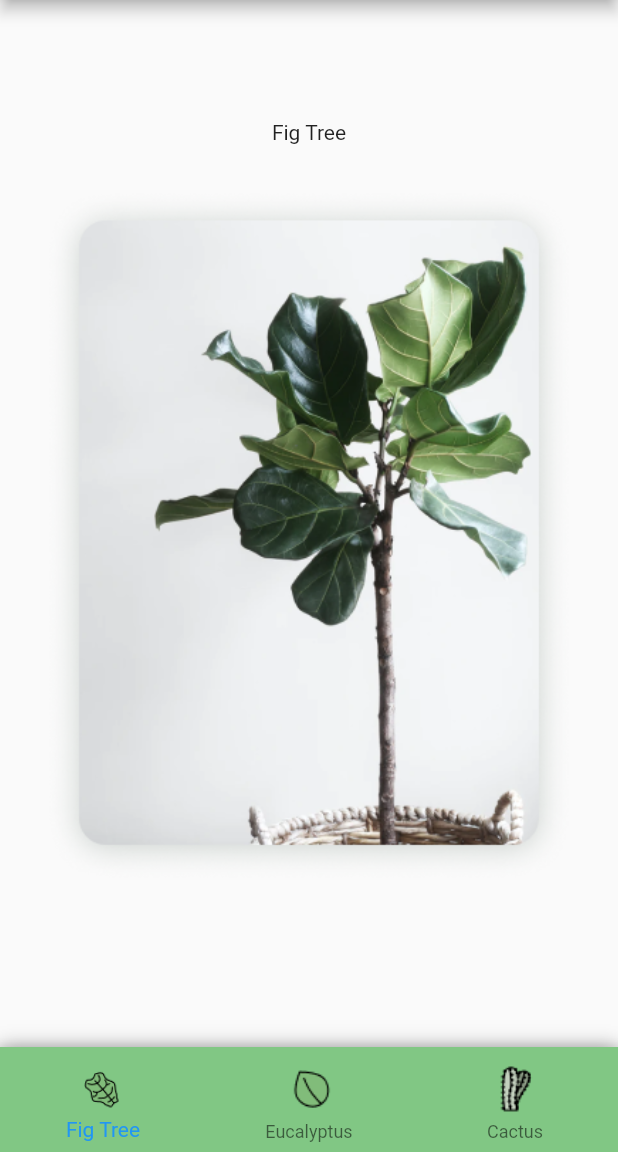
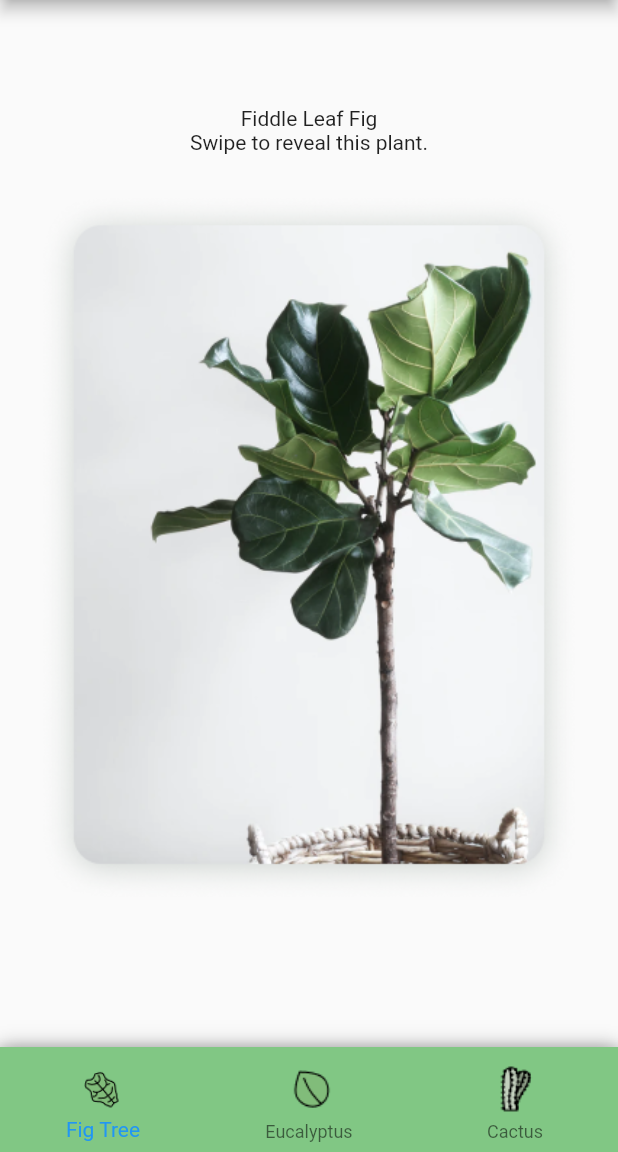
Before and after one commit to stablekernel/Flutter-tutorial, a Flutter app: the screen it shows after launch, on a phone screen of 412 x 824 dp, the part 84-1236 px from its top. Run offline on Flutter 3.47's test engine with Material 2 defaults, Android fonts, the phone set to English and light mode, and no system bars; missing offline and left inert: scratcher; statements that could not run were skipped.

Commit message:
add reveal area and instructions

```diff
--- a/lib/widgets/home_screen.dart
+++ b/lib/widgets/home_screen.dart
@@ -13,11 +13,14 @@ class MyHomePage extends StatefulWidget {
 class _MyHomePageState extends State<MyHomePage> {
   var _currentTab = 0;
   final List<Widget> _tabChildren = [
-    RevealScreen(text: new Text('Fig Tree'),
+    RevealScreen(text: new Text('Fiddle Leaf Fig'),
+      overlayImage: new Image.asset('assets/blur-fig.png'),
       image: new Image.asset('assets/figTree.png')),
     RevealScreen(text: new Text('Eucalyptus'),
+        overlayImage: new Image.asset('assets/blur-eucalyptus.png'),
         image: new Image.asset('assets/eucalyptus.png')),
     RevealScreen(text: new Text('Cactus'),
+        overlayImage: new Image.asset('assets/blur-cactus.png'),
         image: new Image.asset('assets/cactus.png')),
   ];
 
--- a/lib/widgets/reveal_area.dart
+++ b/lib/widgets/reveal_area.dart
@@ -1,7 +1,7 @@
 import 'package:flutter/material.dart';
 import 'package:scratcher/widgets.dart';
 
-class ScratchArea extends StatelessWidget {
+class RevealArea extends StatelessWidget {
   final Image image;
   final overlayImage;
 
@@ -9,7 +9,7 @@ class ScratchArea extends StatelessWidget {
 
   final Function onThreshold;
 
-  ScratchArea({
+  RevealArea({
     this.onThreshold,
     this.overlayImage,
     this.image,
@@ -21,22 +21,22 @@ class ScratchArea extends StatelessWidget {
 
   @override
   Widget build(BuildContext context) {
-
     return Scratcher(
       key: scratchKey,
       brushSize: 40,
       threshold: 40,
       accuracy: ScratchAccuracy.medium,
-      color: Colors.black,
+      color: Colors.transparent,
       image: this.overlayImage,
-      onThreshold: this.onThreshold != null
-          ? this.onThreshold
+      onThreshold: (this.onThreshold != null)
+          ? () {
+                this.onThreshold();
+                this.reveal();
+              }
           : () {
-        reveal();
-        print("Reached threshold");
-      },
+                print('reveal');
+              },
       child: Container(
-        color: Colors.black,
         child: Column(
           children: [
             Container(),
--- a/lib/widgets/reveal_screen.dart
+++ b/lib/widgets/reveal_screen.dart
@@ -1,13 +1,19 @@
+import 'dart:async';
+
 import 'package:flutter/material.dart';
+import 'package:scratcher/widgets.dart';
+import 'package:tutorial/widgets/reveal_area.dart';
 
 class RevealScreen extends StatefulWidget {
   final Text text;
   final Image image;
+  final Image overlayImage;
 
   RevealScreen(
       {
         @required this.text,
-        this.image
+        this.overlayImage,
+        this.image,
       });
 
   @override
@@ -15,6 +21,21 @@ class RevealScreen extends StatefulWidget {
 }
 
 class _RevealScreenState extends State<RevealScreen> {
+  bool _imageRevealed = false;
+
+  void _onReveal() {
+    Timer(Duration(seconds: 1), () {
+      setState(() {
+        _imageRevealed = true;
+      });
+    });
+  }
+
+  reset() {
+    setState(() {
+      _imageRevealed = false;
+    });
+  }
 
   @override
   Widget build(BuildContext context) {
@@ -24,9 +45,15 @@ class _RevealScreenState extends State<RevealScreen> {
           mainAxisAlignment: MainAxisAlignment.center,
           children: <Widget>[
             widget.text,
-        Padding(
-            padding: EdgeInsets.all(30),
-            child: widget.image)
+            if (!_imageRevealed) Text('Swipe to reveal this plant.'),
+            if (_imageRevealed) OutlineButton(
+                  onPressed: this.reset,
+                  child: Text('START AGAIN')
+              ),
+            Padding(
+              padding: EdgeInsets.all(26),
+              child: _imageRevealed == true ? this.widget.image : RevealArea(onThreshold: _onReveal, overlayImage: this.widget.overlayImage, image: this.widget.image)
+            )
           ],
         ),
       ),
--- a/pubspec.yaml
+++ b/pubspec.yaml
@@ -9,8 +9,7 @@ environment:
 dependencies:
   flutter:
     sdk: flutter
-
-  cupertino_icons: ^0.1.3
+  cupertino_icons: ^1.0.0
   scratcher: "^1.4.0"
 
 dev_dependencies:
```
Also changed, not shown: assets/2.0x/blur-cactus.png (added), assets/2.0x/blur-eucalyptus.png (added), assets/2.0x/blur-fig.png (added), assets/3.0x/blur-cactus.png (added), assets/3.0x/blur-eucalyptus.png (added), assets/3.0x/blur-fig.png (added), assets/blur-cactus.png (added), assets/blur-eucalyptus.png (added), assets/blur-fig.png (added), assets/images/plant1.jpeg (deleted), assets/images/plant2.jpeg (deleted), assets/images/plant3.jpeg (deleted), 1 other file.
